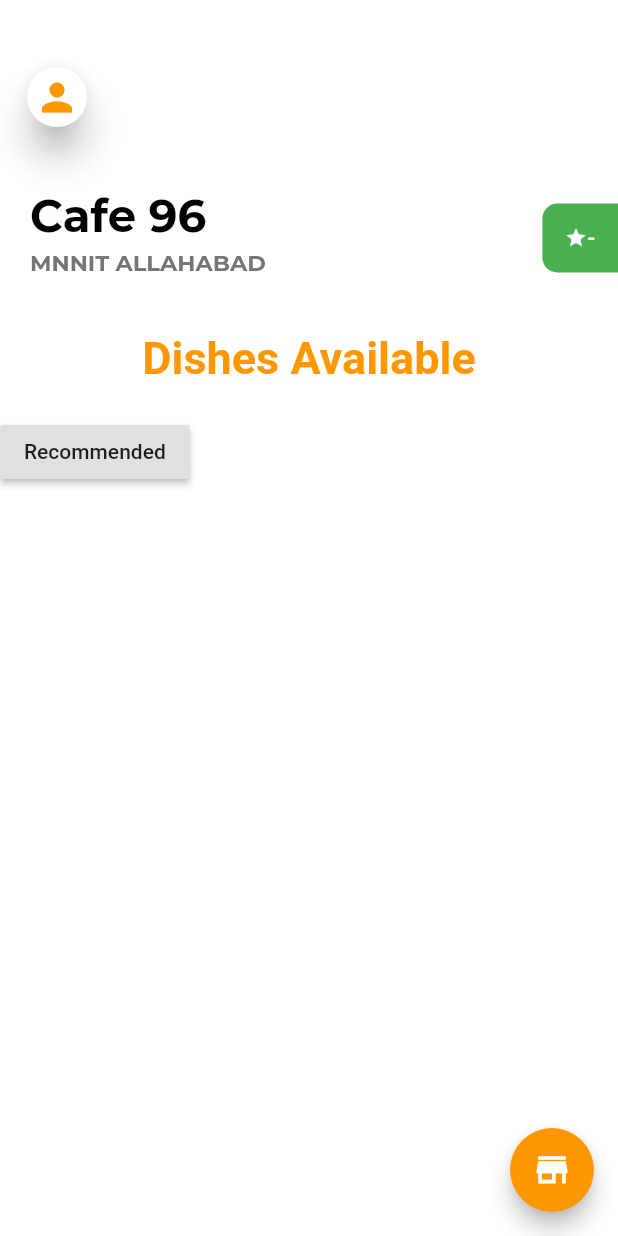
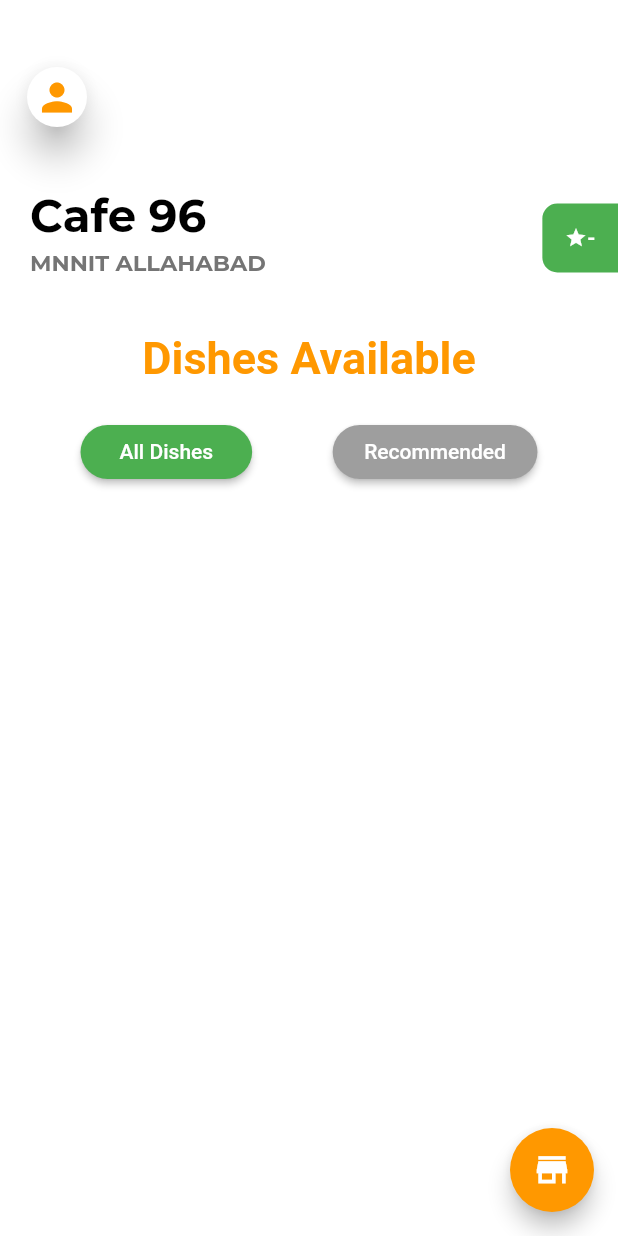
Before and after one commit to Simran2000-jpg/FoodShades, a Flutter app: the screen it shows once a user with an empty profile is signed in, on a phone screen of 412 x 824 dp. Run offline on Flutter 3.47's test engine with Material 2 defaults, Android fonts, the phone set to English and light mode, and no system bars; our stand-ins replace anim_search_bar, awesome_notifications, circular_countdown_timer, cloud_firestore, firebase_auth, firebase_core and 10 more; missing offline and left inert: barcode_scan2, passcode_screen, razorpay_flutter; accounts and stored records are empty.

Commit message:
recommended function added

```diff
--- a/shades_food/lib/screens/home/homescreen.dart
+++ b/shades_food/lib/screens/home/homescreen.dart
@@ -17,6 +17,7 @@ class HomeScreen extends StatefulWidget {
 
 class _HomeScreenState extends State<HomeScreen> {
   String rating = "-";
+  bool f = false;
   bool isDrawerOpen = false;
   double xOffset = 0;
   double yOffset = 0;
@@ -39,6 +40,7 @@ class _HomeScreenState extends State<HomeScreen> {
     if (FirebaseAuth.instance.currentUser == null) {
       Navigator.pop(context);
     }
+    f = false;
     super.initState();
     getRating();
   }
@@ -59,6 +61,19 @@ class _HomeScreenState extends State<HomeScreen> {
           isDrawerOpen = false;
         });
       }
+    });
+  }
+
+  _recommended() {
+    setState(() {
+      f = true;
+    });
+  }
+
+  _allDishes() {
+    setState(() {
+      f = false;
+      ;
     });
   }
 
@@ -243,18 +258,53 @@ class _HomeScreenState extends State<HomeScreen> {
                             height: MediaQuery.of(context).size.height * .1,
                             child: SingleChildScrollView(
                               child: Row(
+                                mainAxisAlignment:
+                                    MainAxisAlignment.spaceEvenly,
                                 children: [
                                   RaisedButton(
-                                      onPressed: () {},
-                                      child: Text("Recommended"))
+                                      color: (f == false)
+                                          ? Colors.green
+                                          : Colors.grey,
+                                      shape: RoundedRectangleBorder(
+                                        borderRadius:
+                                            new BorderRadius.circular(18.0),
+                                      ),
+                                      onPressed: _allDishes,
+                                      child: Padding(
+                                        padding: const EdgeInsets.symmetric(
+                                            horizontal: 10.0),
+                                        child: Text(
+                                          "All Dishes",
+                                          style: TextStyle(color: Colors.white),
+                                        ),
+                                      )),
+                                  RaisedButton(
+                                      color: (f == true)
+                                          ? Colors.green
+                                          : Colors.grey,
+                                      shape: RoundedRectangleBorder(
+                                        borderRadius:
+                                            new BorderRadius.circular(18.0),
+                                      ),
+                                      onPressed: _recommended,
+                                      child: Padding(
+                                        padding: const EdgeInsets.symmetric(
+                                            horizontal: 5.0),
+                                        child: Text(
+                                          "Recommended",
+                                          style: TextStyle(color: Colors.white),
+                                        ),
+                                      )),
                                 ],
                               ),
                             ),
                           ),
                           Container(
                               height: MediaQuery.of(context).size.height * .55,
-                              child:
-                                  SingleChildScrollView(child: UserOrderList()))
+                              child: SingleChildScrollView(
+                                  child: UserOrderList(
+                                recommended: f,
+                              )))
                         ],
                       ),
                     ),
```
Also changed, not shown: shades_food/lib/screens/home/user_orderlist.dart (+30 -2 lines).
